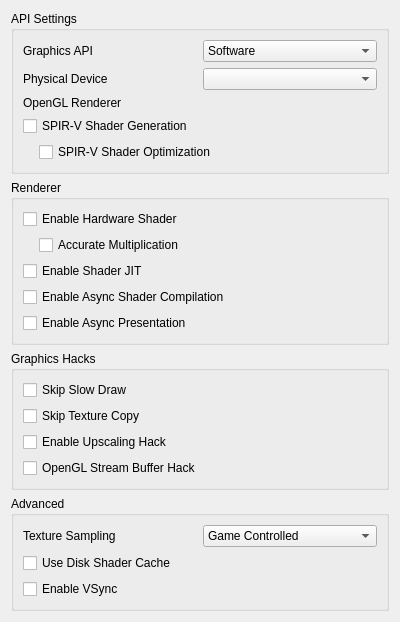
First picture: the form in src/citra_qt/configuration/configure_graphics.ui, repository yeager/Borked3DS, before the edit.
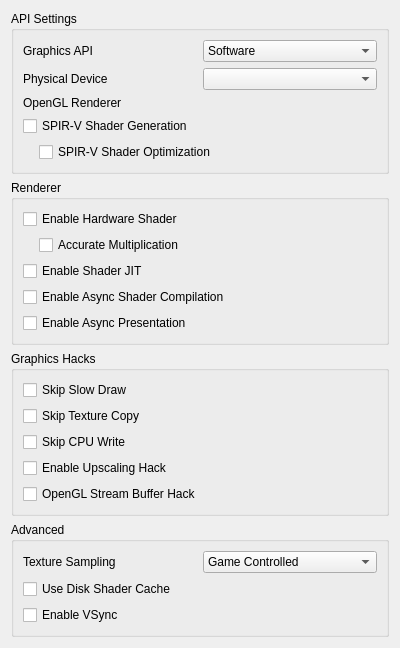
Second picture: the form after the edit.

Commit message: Hack: Port Skip CPU Write hack from Citra MMJ

The edit to the form file:
```diff
--- a/src/citra_qt/configuration/configure_graphics.ui
+++ b/src/citra_qt/configuration/configure_graphics.ui
@@ -288,6 +288,16 @@
         </property>
        </widget>
       </item>
+      <item>
+       <widget class="QCheckBox" name="toggle_skip_cpu_write">
+        <property name="toolTip">
+         <string>&lt;html&gt;&lt;head/&gt;&lt;body&gt;&lt;p&gt;Skips the CPU write event from rasterizer cache invalidation. May improve performance but may cause graphical bugs.&lt;/p&gt;&lt;/body&gt;&lt;/html&gt;</string>
+        </property>
+        <property name="text">
+         <string>Skip CPU Write</string>
+        </property>
+       </widget>
+      </item>
       <item>
        <widget class="QCheckBox" name="toggle_upscaling_hack">
         <property name="toolTip">
```
The commit also changes 16 other files.
